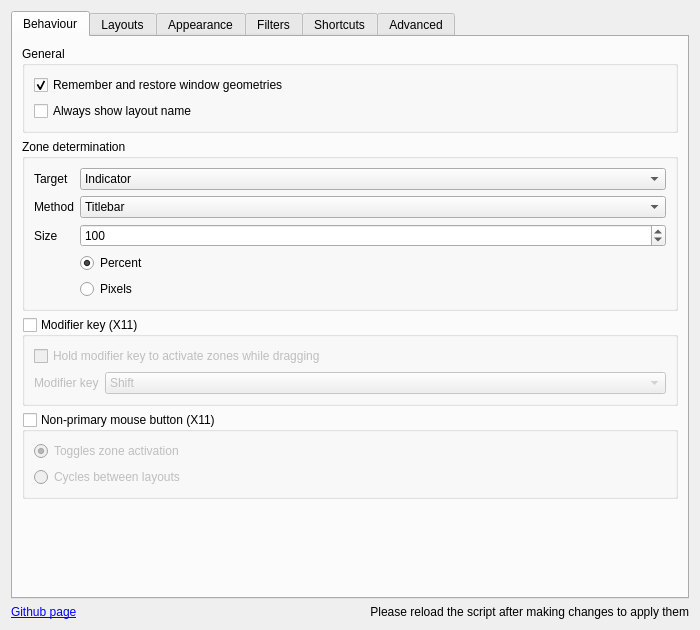
The window that contents/ui/config.ui (gerritdevriese/kzones) describes before a commit, drawn with Qt 5.
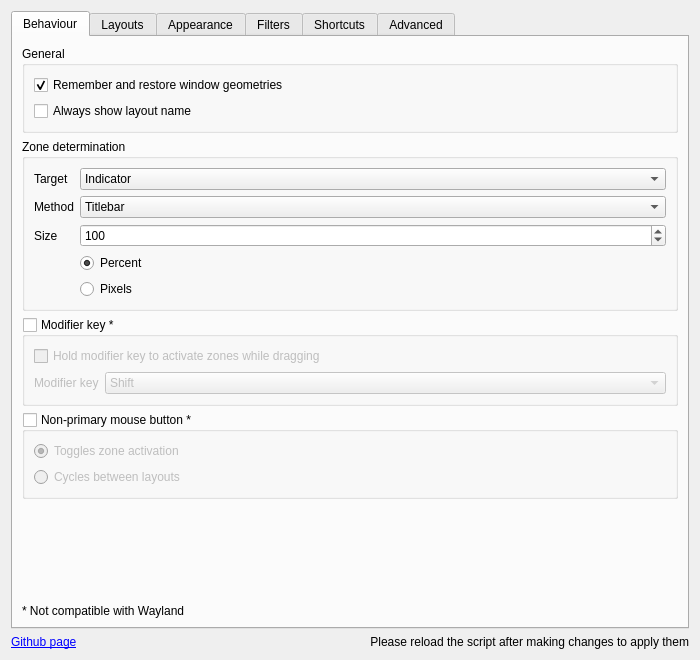
The same window after the commit. Icons and pictures are not drawn. Custom widgets are drawn as their Qt base class.

Commit message: mouse engine x11

The edit to the form file:
```diff
--- a/contents/ui/config.ui
+++ b/contents/ui/config.ui
@@ -7,13 +7,13 @@
     <x>0</x>
     <y>0</y>
     <width>700</width>
-    <height>630</height>
+    <height>660</height>
    </rect>
   </property>
   <property name="minimumSize">
    <size>
     <width>700</width>
-    <height>630</height>
+    <height>660</height>
    </size>
   </property>
   <layout class="QVBoxLayout" name="verticalLayout">
@@ -226,7 +226,7 @@
        <item>
         <widget class="QGroupBox" name="kcfg_modifierEnabled">
          <property name="title">
-          <string>Modifier key (X11)</string>
+          <string>Modifier key *</string>
          </property>
          <property name="flat">
           <bool>false</bool>
@@ -316,7 +316,7 @@
        <item>
         <widget class="QGroupBox" name="kcfg_npmbEnabled">
          <property name="title">
-          <string>Non-primary mouse button (X11)</string>
+          <string>Non-primary mouse button *</string>
          </property>
          <property name="checkable">
           <bool>true</bool>
@@ -358,6 +358,13 @@
          </property>
         </spacer>
        </item>
+       <item>
+        <widget class="QLabel" name="label">
+         <property name="text">
+          <string>* Not compatible with Wayland</string>
+         </property>
+        </widget>
+       </item>
       </layout>
       <zorder>kcfg_modifierEnabled</zorder>
       <zorder>kcfg_npmbEnabled</zorder>
```
Left out of the diff: 5 changed lines with no effect on the pictures. The commit also changes 3 other files.
